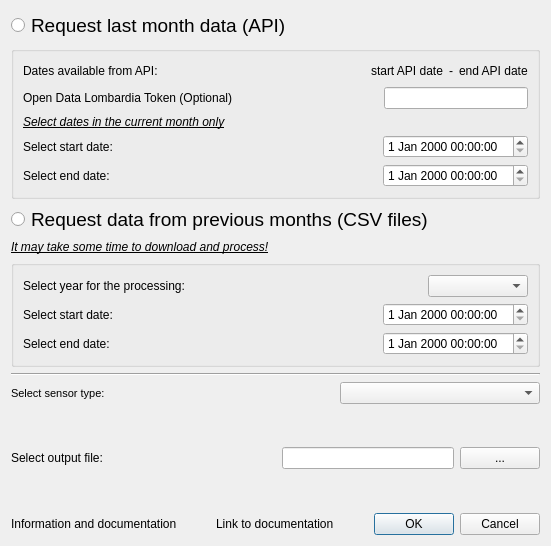
Before: the Qt Designer form arpaweather_dialog_base.ui in gisgeolab/ARPA_Weather_plugin, drawn with Qt 5.
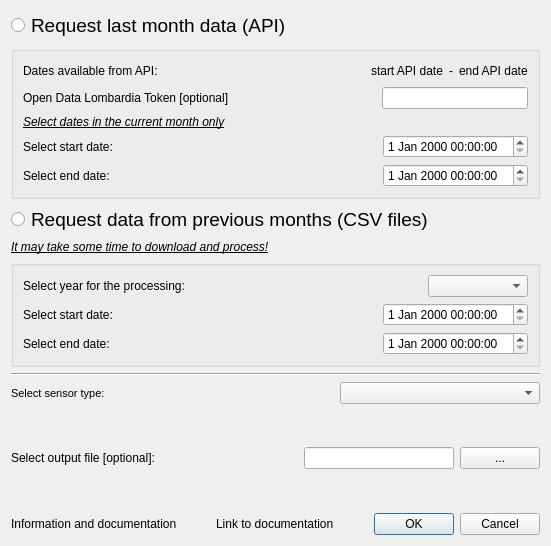
After: the same form once the commit is applied. Custom widgets are drawn as their Qt base class.

What changed in the file:
```diff
--- a/arpaweather_dialog_base.ui
+++ b/arpaweather_dialog_base.ui
@@ -86,7 +86,7 @@
             <item>
              <widget class="QLabel" name="label_2">
               <property name="text">
-               <string>Open Data Lombardia Token (Optional)</string>
+               <string>Open Data Lombardia Token [optional]</string>
               </property>
              </widget>
             </item>
@@ -370,7 +370,7 @@
        <item>
         <widget class="QLabel" name="label_6">
          <property name="text">
-          <string>Select output file:</string>
+          <string>Select output file [optional]:</string>
          </property>
         </widget>
        </item>
```
